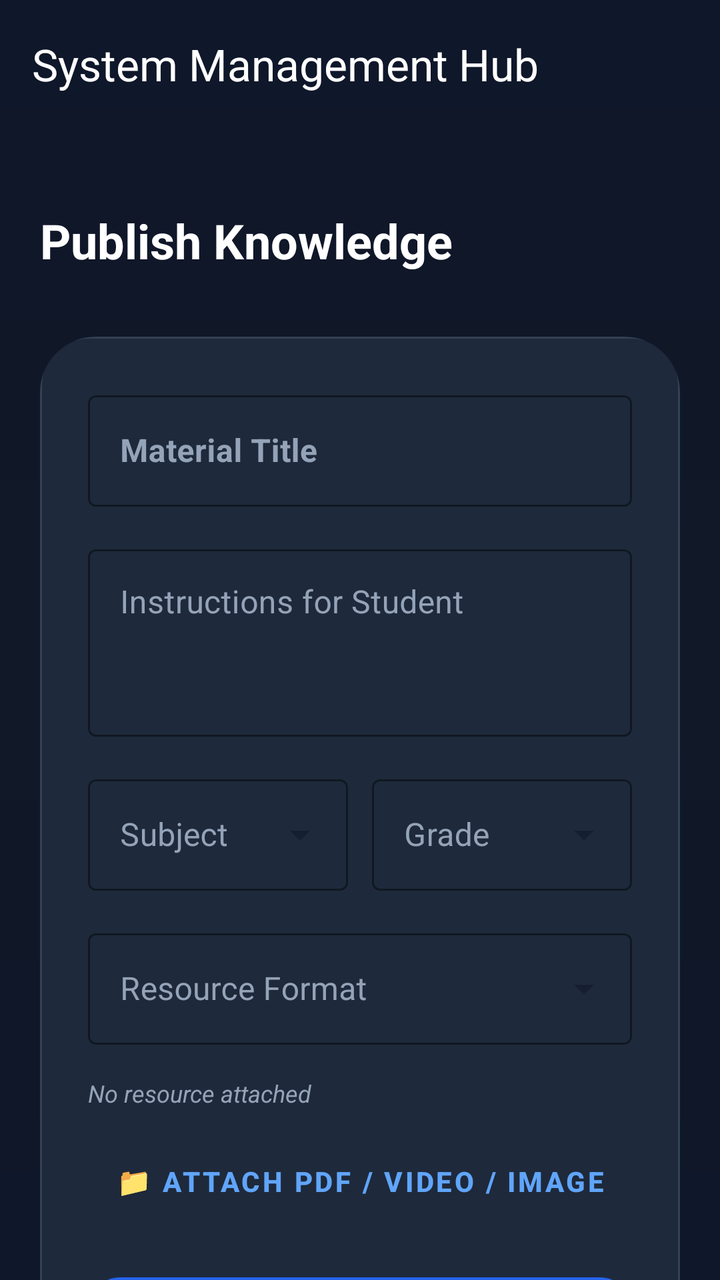
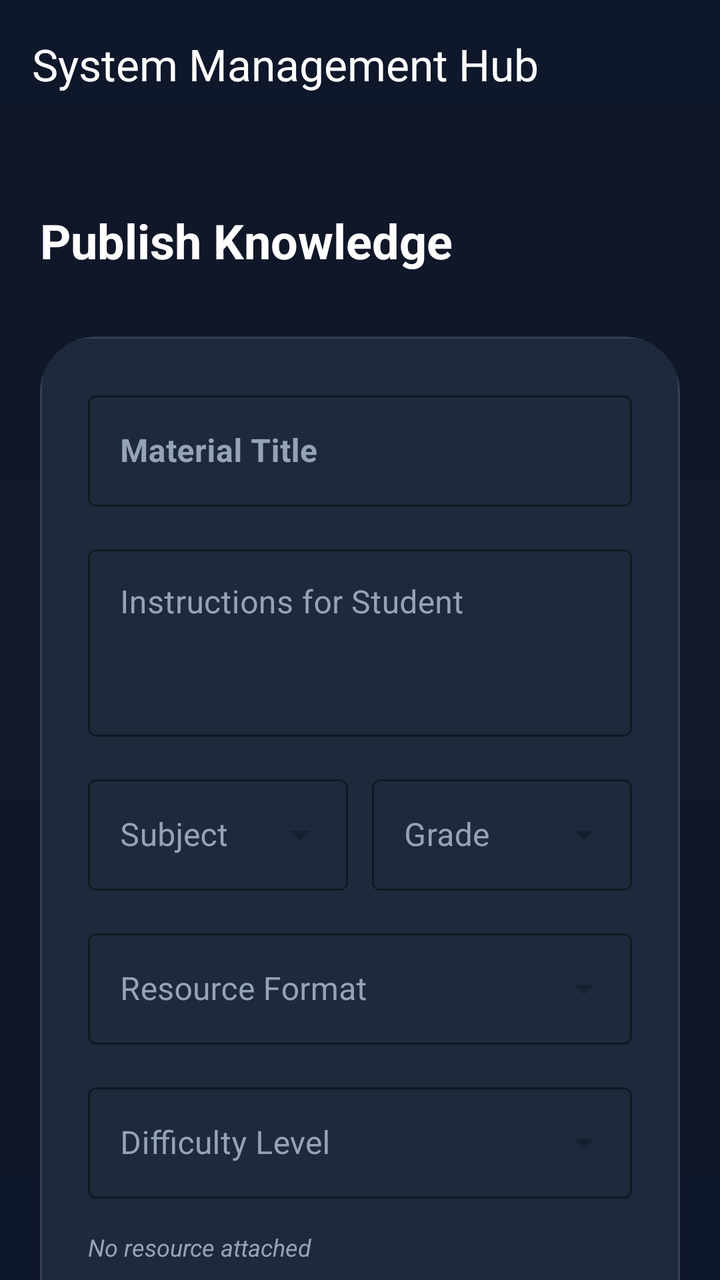

The first picture is an Android layout as it rendered before a commit; the second is the same layout after the commit. The layout source and the unified diff follow.
<!-- AndroidManifest.xml: application theme Theme.TestApp -->
<!-- res/layout/activity_admin_content_management.xml -->
<?xml version="1.0" encoding="utf-8"?>
<androidx.coordinatorlayout.widget.CoordinatorLayout xmlns:android="http://schemas.android.com/apk/res/android"
    xmlns:app="http://schemas.android.com/apk/res-auto"
    xmlns:tools="http://schemas.android.com/tools"
    android:layout_width="match_parent"
    android:layout_height="match_parent"
    android:background="@drawable/bg_admin_content_dark"
    tools:context=".AdminContentManagementActivity">

    <com.google.android.material.appbar.AppBarLayout
        android:layout_width="match_parent"
        android:layout_height="wrap_content"
        android:background="@android:color/transparent"
        app:elevation="0dp">
        <androidx.appcompat.widget.Toolbar
            android:id="@+id/contentMgmtToolbar"
            android:layout_width="match_parent"
            android:layout_height="?attr/actionBarSize"
            app:navigationIconTint="@android:color/white"
            app:title="System Management Hub"
            app:titleTextColor="@android:color/white" />
    </com.google.android.material.appbar.AppBarLayout>

    <androidx.core.widget.NestedScrollView
        android:layout_width="match_parent"
        android:layout_height="match_parent"
        android:fillViewport="true"
        app:layout_behavior="@string/appbar_scrolling_view_behavior">

        <LinearLayout
            android:layout_width="match_parent"
            android:layout_height="wrap_content"
            android:orientation="vertical"
            android:padding="20dp">

            <TextView
                android:layout_width="wrap_content"
                android:layout_height="wrap_content"
                android:text="Publish Knowledge"
                android:textColor="@android:color/white"
                android:textSize="24sp"
                android:textStyle="bold"
                android:layout_marginTop="20dp"
                android:layout_marginBottom="32dp" />

            <com.google.android.material.card.MaterialCardView
                android:layout_width="match_parent"
                android:layout_height="wrap_content"
                app:cardBackgroundColor="@android:color/transparent"
                app:cardCornerRadius="28dp"
                app:cardElevation="0dp"
                app:strokeWidth="0dp">

                <LinearLayout
                    android:layout_width="match_parent"
                    android:layout_height="wrap_content"
                    android:background="@drawable/bg_admin_card_dark"
                    android:orientation="vertical"
                    android:padding="24dp">

                    <com.google.android.material.textfield.TextInputLayout
                        style="@style/Widget.MaterialComponents.TextInputLayout.OutlinedBox"
                        android:layout_width="match_parent"
                        android:layout_height="wrap_content"
                        android:hint="Material Title"
                        android:textColorHint="#94A3B8"
                        app:hintTextColor="#60A5FA"
                        app:boxStrokeColor="#60A5FA">
                        <com.google.android.material.textfield.TextInputEditText
                            android:id="@+id/etMaterialTitle"
                            android:layout_width="match_parent"
                            android:layout_height="wrap_content"
                            android:textColor="@android:color/white"
                            android:textStyle="bold" />
                    </com.google.android.material.textfield.TextInputLayout>

                    <com.google.android.material.textfield.TextInputLayout
                        style="@style/Widget.MaterialComponents.TextInputLayout.OutlinedBox"
                        android:layout_width="match_parent"
                        android:layout_height="wrap_content"
                        android:layout_marginTop="16dp"
                        android:hint="Instructions for Student"
                        android:textColorHint="#94A3B8"
                        app:hintTextColor="#60A5FA"
                        app:boxStrokeColor="#60A5FA">
                        <com.google.android.material.textfield.TextInputEditText
                            android:id="@+id/etMaterialDescription"
                            android:layout_width="match_parent"
                            android:layout_height="wrap_content"
                            android:gravity="top"
                            android:inputType="textMultiLine"
                            android:minLines="3"
                            android:textColor="@android:color/white" />
                    </com.google.android.material.textfield.TextInputLayout>

                    <LinearLayout
                        android:layout_width="match_parent"
                        android:layout_height="wrap_content"
                        android:layout_marginTop="16dp"
                        android:orientation="horizontal">

                        <com.google.android.material.textfield.TextInputLayout
                            style="@style/Widget.MaterialComponents.TextInputLayout.OutlinedBox.ExposedDropdownMenu"
                            android:layout_width="0dp"
                            android:layout_height="wrap_content"
                            android:layout_weight="1"
                            android:hint="Subject"
                            android:textColorHint="#94A3B8"
                            app:hintTextColor="#60A5FA"
                            app:boxStrokeColor="#60A5FA">
                            <AutoCompleteTextView
                                android:id="@+id/actvSubject"
                                android:layout_width="match_parent"
                                android:layout_height="wrap_content"
                                android:inputType="none"
                                android:textColor="@android:color/white" />
                        </com.google.android.material.textfield.TextInputLayout>

                        <View android:layout_width="12dp" android:layout_height="0dp" />

                        <com.google.android.material.textfield.TextInputLayout
                            style="@style/Widget.MaterialComponents.TextInputLayout.OutlinedBox.ExposedDropdownMenu"
                            android:layout_width="0dp"
                            android:layout_height="wrap_content"
                            android:layout_weight="1"
                            android:hint="Grade"
                            android:textColorHint="#94A3B8"
                            app:hintTextColor="#60A5FA"
                            app:boxStrokeColor="#60A5FA">
                            <AutoCompleteTextView
                                android:id="@+id/actvGrade"
                                android:layout_width="match_parent"
                                android:layout_height="wrap_content"
                                android:inputType="none"
                                android:textColor="@android:color/white" />
                        </com.google.android.material.textfield.TextInputLayout>
                    </LinearLayout>

                    <com.google.android.material.textfield.TextInputLayout
                        style="@style/Widget.MaterialComponents.TextInputLayout.OutlinedBox.ExposedDropdownMenu"
                        android:layout_width="match_parent"
                        android:layout_height="wrap_content"
                        android:layout_marginTop="16dp"
                        android:hint="Resource Format"
                        android:textColorHint="#94A3B8"
                        app:hintTextColor="#60A5FA"
                        app:boxStrokeColor="#60A5FA">
                        <AutoCompleteTextView
                            android:id="@+id/actvType"
                            android:layout_width="match_parent"
                            android:layout_height="wrap_content"
                            android:inputType="none"
                            android:textColor="@android:color/white" />
                    </com.google.android.material.textfield.TextInputLayout>

                    <TextView
                        android:id="@+id/tvSelectedFileName"
                        android:layout_width="wrap_content"
                        android:layout_height="wrap_content"
                        android:layout_marginTop="16dp"
                        android:text="No resource attached"
                        android:textColor="#94A3B8"
                        android:textSize="12sp"
                        android:textStyle="italic" />

                    <com.google.android.material.button.MaterialButton
                        android:id="@+id/btnSelectFile"
                        style="@style/Widget.MaterialComponents.Button.TextButton"
                        android:layout_width="match_parent"
                        android:layout_height="56dp"
                        android:layout_marginTop="8dp"
                        android:text="📁 ATTACH PDF / VIDEO / IMAGE"
                        android:textColor="#60A5FA"
                        android:textStyle="bold" />

                    <com.google.android.material.button.MaterialButton
                        android:id="@+id/btnUploadConfirm"
                        android:layout_width="match_parent"
                        android:layout_height="64dp"
                        android:layout_marginTop="16dp"
                        android:text="🚀 BROADCAST TO STUDENTS"
                        android:textStyle="bold"
                        app:backgroundTint="#2563EB"
                        app:cornerRadius="16dp"
                        app:elevation="4dp" />

                </LinearLayout>
            </com.google.android.material.card.MaterialCardView>

            <TextView
                android:layout_width="wrap_content"
                android:layout_height="wrap_content"
                android:layout_marginTop="32dp"
                android:text="System Broadcast History"
                android:textStyle="bold"
                android:textColor="#94A3B8"
                android:textSize="14sp"
                android:textAllCaps="true"
                android:letterSpacing="0.1" />

            <LinearLayout
                android:id="@+id/llRecentContent"
                android:layout_width="match_parent"
                android:layout_height="wrap_content"
                android:layout_marginTop="12dp"
                android:orientation="vertical" />

        </LinearLayout>
    </androidx.core.widget.NestedScrollView>

</androidx.coordinatorlayout.widget.CoordinatorLayout>
<!-- resources referenced by this layout -->
<resources>
  <!-- drawable bg_admin_card_dark (drawable) -->
  <?xml version="1.0" encoding="utf-8"?>
  <shape xmlns:android="http://schemas.android.com/apk/res/android">
      <solid android:color="#1E293B" />
      <corners android:radius="24dp" />
      <stroke android:width="1dp" android:color="#334155" />
  </shape>
  <!-- drawable bg_admin_content_dark (drawable) -->
  <?xml version="1.0" encoding="utf-8"?>
  <shape xmlns:android="http://schemas.android.com/apk/res/android"
      android:shape="rectangle">
      <gradient
          android:startColor="#0F172A"
          android:centerColor="#111827"
          android:endColor="#0F172A"
          android:angle="270" />
  </shape>
  <style name="Theme.TestApp" parent="Base.Theme.TestApp" />
  <style name="Base.Theme.TestApp" parent="Theme.Material3.DayNight.NoActionBar">
          
          <item name="colorPrimary">@color/colorPrimary</item>
          <item name="colorPrimaryVariant">@color/colorPrimaryDark</item>
          <item name="colorOnPrimary">@color/white</item>
  
          
          <item name="colorSecondary">@color/colorAccent</item>
          <item name="colorOnSecondary">@color/white</item>
  
          
          <item name="android:windowBackground">@color/dashboard_bg</item>
          <item name="colorSurface">@color/card_bg</item>
          <item name="colorOnSurface">@color/text_primary</item>
  
          
          <item name="android:statusBarColor">@color/colorPrimary</item>
          <item name="android:windowLightStatusBar">false</item>
      </style>
  <color name="colorPrimary">#1E3A8A</color>
  <color name="colorPrimaryDark">#1E3A8A</color>
  <color name="white">#FFFFFFFF</color>
  <color name="colorAccent">#3B82F6</color>
  <color name="dashboard_bg">#FFFFFF</color>
  <color name="card_bg">#FFFFFF</color>
  <color name="text_primary">#111827</color>
</resources>

<!-- the commit's change to res/layout/activity_admin_content_management.xml (unified diff, before → after) -->
@@ -153,6 +153,24 @@
                             android:textColor="@android:color/white" />
                     </com.google.android.material.textfield.TextInputLayout>
 
+                    
+                    <com.google.android.material.textfield.TextInputLayout
+                        style="@style/Widget.MaterialComponents.TextInputLayout.OutlinedBox.ExposedDropdownMenu"
+                        android:layout_width="match_parent"
+                        android:layout_height="wrap_content"
+                        android:layout_marginTop="16dp"
+                        android:hint="Difficulty Level"
+                        android:textColorHint="#94A3B8"
+                        app:hintTextColor="#60A5FA"
+                        app:boxStrokeColor="#60A5FA">
+                        <AutoCompleteTextView
+                            android:id="@+id/actvDifficulty"
+                            android:layout_width="match_parent"
+                            android:layout_height="wrap_content"
+                            android:inputType="none"
+                            android:textColor="@android:color/white" />
+                    </com.google.android.material.textfield.TextInputLayout>
+
                     <TextView
                         android:id="@+id/tvSelectedFileName"
                         android:layout_width="wrap_content"
<!-- resource entries referenced after the edit -->
@@ -20,29 +20,49 @@
   <style name="Theme.TestApp" parent="Base.Theme.TestApp" />
   <style name="Base.Theme.TestApp" parent="Theme.Material3.DayNight.NoActionBar">
           
-          <item name="colorPrimary">@color/colorPrimary</item>
-          <item name="colorPrimaryVariant">@color/colorPrimaryDark</item>
+          <item name="colorPrimary">@color/blue_600</item>
           <item name="colorOnPrimary">@color/white</item>
+          <item name="colorPrimaryContainer">@color/blue_500</item>
+          <item name="colorOnPrimaryContainer">@color/white</item>
   
           
-          <item name="colorSecondary">@color/colorAccent</item>
+          <item name="colorSecondary">@color/slate_700</item>
           <item name="colorOnSecondary">@color/white</item>
+          <item name="colorSecondaryContainer">#E0E7FF</item>
+          <item name="colorOnSecondaryContainer">@color/blue_600</item>
   
           
-          <item name="android:windowBackground">@color/dashboard_bg</item>
-          <item name="colorSurface">@color/card_bg</item>
-          <item name="colorOnSurface">@color/text_primary</item>
+          <item name="android:windowBackground">@color/slate_50</item>
+          <item name="colorSurface">@color/white</item>
+          <item name="colorOnSurface">@color/slate_900</item>
+          <item name="colorSurfaceVariant">#F3F4F6</item>
+          <item name="colorOnSurfaceVariant">@color/slate_700</item>
+          <item name="colorOutline">@color/slate_200</item>
   
           
-          <item name="android:statusBarColor">@color/colorPrimary</item>
-          <item name="android:windowLightStatusBar">false</item>
+          <item name="android:textColorPrimary">@color/slate_900</item>
+          <item name="android:textColorSecondary">@color/slate_500</item>
+  
+          
+          <item name="android:statusBarColor">@color/white</item>
+          <item name="android:windowLightStatusBar">true</item>
+  
+          
+          <item name="itemIconTint">@color/nav_item_colors</item>
+          <item name="itemTextColor">@color/nav_item_colors</item>
       </style>
-  <color name="colorPrimary">#1E3A8A</color>
-  <color name="colorPrimaryDark">#1E3A8A</color>
+  <color name="blue_600">@color/primary_indigo</color>
   <color name="white">#FFFFFFFF</color>
-  <color name="colorAccent">#3B82F6</color>
-  <color name="dashboard_bg">#FFFFFF</color>
-  <color name="card_bg">#FFFFFF</color>
-  <color name="text_primary">#111827</color>
+  <color name="blue_500">#6366F1</color>
+  <color name="slate_700">#374151</color>
+  <color name="slate_50">@color/background_off_white</color>
+  <color name="slate_900">@color/text_primary_dark</color>
+  <color name="slate_200">@color/border_light_grey</color>
+  <color name="slate_500">@color/text_secondary_grey</color>
+  <color name="primary_indigo">#4F46E5</color>
+  <color name="background_off_white">#F9FAFB</color>
+  <color name="text_primary_dark">#111827</color>
+  <color name="border_light_grey">#E5E7EB</color>
+  <color name="text_secondary_grey">#6B7280</color>
 </resources>
 
